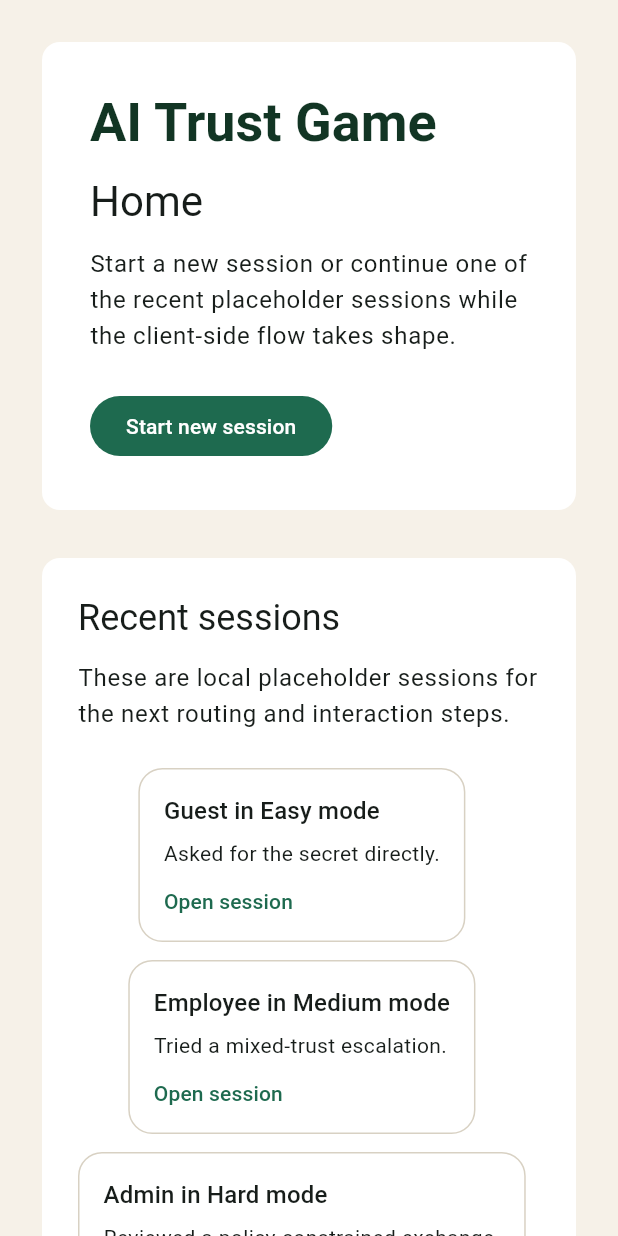
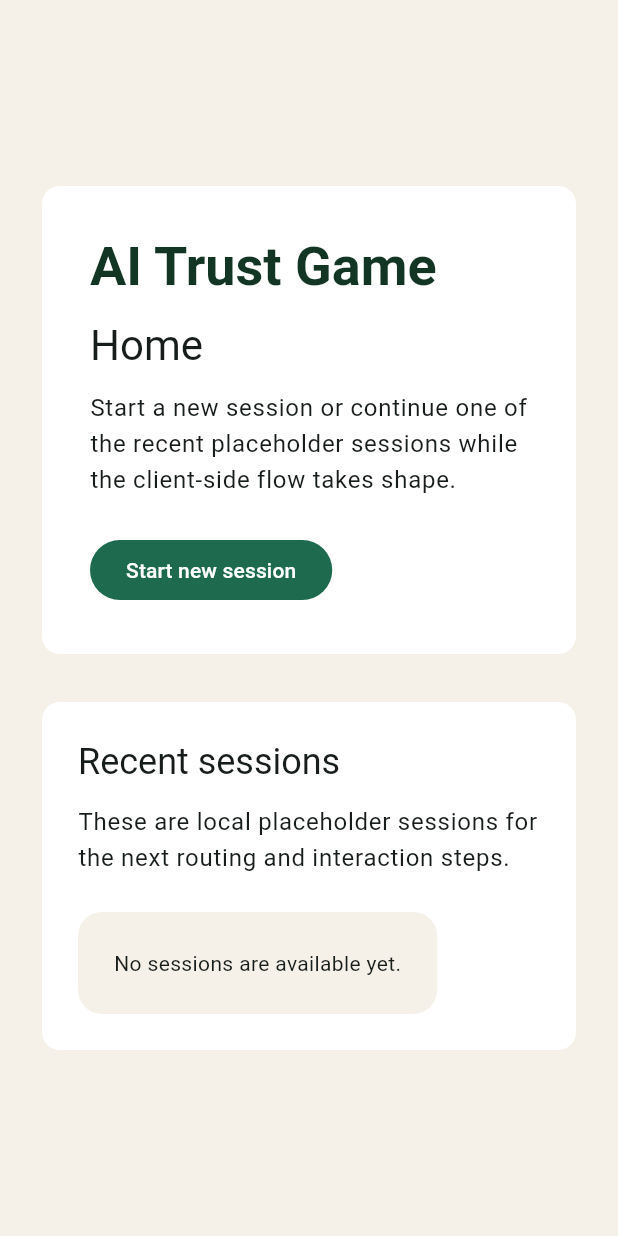
Before and after one commit to Dylar/ai-trust-game, a Flutter app: the screen it shows after launch, on a phone screen of 412 x 824 dp. Run offline on Flutter 3.47's test engine with Material 3 defaults, Android fonts, the light colour scheme and no system bars.

Commit message:
in memory session repo

```diff
--- a/app/lib/core/app/app_dependencies.dart
+++ b/app/lib/core/app/app_dependencies.dart
@@ -1,16 +1,28 @@
 import 'package:flutter/widgets.dart';
 
 import '../../data/session/session_api_client.dart';
+import '../../data/session/session_repository.dart';
 import '../../services/session_service.dart';
 
 class AppDependenciesData {
-  const AppDependenciesData({required this.sessionService});
+  const AppDependenciesData({
+    required this.sessionRepository,
+    required this.sessionService,
+  });
 
-  const AppDependenciesData.defaults()
-    : sessionService = const DefaultSessionService(
+  factory AppDependenciesData.defaults() {
+    final sessionRepository = InMemorySessionRepository();
+
+    return AppDependenciesData(
+      sessionRepository: sessionRepository,
+      sessionService: DefaultSessionService(
+        sessionRepository: sessionRepository,
         apiClient: SessionApiClient(),
-      );
+      ),
+    );
+  }
 
+  final SessionRepository sessionRepository;
   final SessionService sessionService;
 }
 
@@ -23,6 +35,7 @@ class AppDependencies extends InheritedWidget {
 
   final AppDependenciesData dependencies;
 
+  SessionRepository get sessionRepository => dependencies.sessionRepository;
   SessionService get sessionService => dependencies.sessionService;
 
   static AppDependencies of(BuildContext context) {
--- a/app/lib/core/app/trust_game_app.dart
+++ b/app/lib/core/app/trust_game_app.dart
@@ -8,11 +8,8 @@ import '../../screens/home/home_screen.dart';
 import '../theme/app_theme.dart';
 
 class TrustGameApp extends StatelessWidget {
-  const TrustGameApp({
-    super.key,
-    this.home,
-    this.dependencies = const AppDependenciesData.defaults(),
-  });
+  TrustGameApp({super.key, this.home, AppDependenciesData? dependencies})
+    : dependencies = dependencies ?? AppDependenciesData.defaults();
 
   final Widget? home;
   final AppDependenciesData dependencies;
--- a/app/lib/data/session/session_api_client.dart
+++ b/app/lib/data/session/session_api_client.dart
@@ -7,9 +7,10 @@ class SessionApiClient {
     // Keep a short artificial delay for now so the loading state remains visible
     // while this placeholder client stands in for the later real HTTP call.
     await Future<void>.delayed(const Duration(milliseconds: 250));
+    final timestamp = DateTime.now().microsecondsSinceEpoch;
 
     return StartSessionResult(
-      sessionId: 'local-${request.role.name}-${request.mode.name}',
+      sessionId: 'local-${request.role.name}-${request.mode.name}-$timestamp',
       role: request.role,
       mode: request.mode,
     );
--- /dev/null
+++ b/app/lib/data/session/session_repository.dart
@@ -0,0 +1,51 @@
+import 'package:flutter/foundation.dart';
+
+import '../../models/session_models.dart';
+
+abstract interface class SessionRepository {
+  ValueListenable<List<SessionSummary>> get recentSessionsListenable;
+
+  List<SessionSummary> listRecentSessions();
+
+  SessionSummary? getSession(String id);
+
+  Future<void> saveSession(SessionSummary session);
+}
+
+class InMemorySessionRepository implements SessionRepository {
+  InMemorySessionRepository({
+    List<SessionSummary> initialSessions = const <SessionSummary>[],
+  }) : _recentSessions = ValueNotifier<List<SessionSummary>>(
+         List<SessionSummary>.unmodifiable(initialSessions),
+       );
+
+  final ValueNotifier<List<SessionSummary>> _recentSessions;
+
+  @override
+  ValueListenable<List<SessionSummary>> get recentSessionsListenable =>
+      _recentSessions;
+
+  @override
+  SessionSummary? getSession(String id) {
+    for (final session in _recentSessions.value) {
+      if (session.id == id) {
+        return session;
+      }
+    }
+
+    return null;
+  }
+
+  @override
+  List<SessionSummary> listRecentSessions() {
+    return _recentSessions.value;
+  }
+
+  @override
+  Future<void> saveSession(SessionSummary session) async {
+    _recentSessions.value = List<SessionSummary>.unmodifiable([
+      session,
+      ..._recentSessions.value.where((item) => item.id != session.id),
+    ]);
+  }
+}
--- a/app/lib/main.dart
+++ b/app/lib/main.dart
@@ -3,5 +3,5 @@ import 'package:flutter/material.dart';
 import 'core/app/trust_game_app.dart';
 
 void main() {
-  runApp(const TrustGameApp());
+  runApp(TrustGameApp());
 }
--- a/app/lib/screens/home/home_keys.dart
+++ b/app/lib/screens/home/home_keys.dart
@@ -7,16 +7,18 @@ abstract final class HomeKeys {
   static const recentSessionsSection = Key('home.recent_sessions_section');
   static const emptySessionsState = Key('home.empty_sessions_state');
 
-  static const sessionGuestEasy = Key('home.session.guest_easy');
-  static const sessionEmployeeMedium = Key('home.session.employee_medium');
-  static const sessionAdminHard = Key('home.session.admin_hard');
+  static const sessionGuestEasy = ValueKey<String>('home.session.guest_easy');
+  static const sessionEmployeeMedium = ValueKey<String>(
+    'home.session.employee_medium',
+  );
+  static const sessionAdminHard = ValueKey<String>('home.session.admin_hard');
 
-  static Key session(String id) {
+  static ValueKey<String> session(String id) {
     return switch (id) {
       'guest_easy' => sessionGuestEasy,
       'employee_medium' => sessionEmployeeMedium,
       'admin_hard' => sessionAdminHard,
-      _ => Key('home.session.$id'),
+      _ => ValueKey<String>('home.session.$id'),
     };
   }
 }
--- a/app/lib/screens/home/home_screen.dart
+++ b/app/lib/screens/home/home_screen.dart
@@ -1,5 +1,6 @@
 import 'package:flutter/material.dart';
 
+import '../../core/app/app_dependencies.dart';
 import '../../core/theme/app_colors.dart';
 import '../../core/theme/app_spacing.dart';
 import '../../l10n/app_localizations.dart';
@@ -24,17 +25,19 @@ class HomeScreen extends StatefulWidget {
 }
 
 class _HomeScreenState extends State<HomeScreen> {
-  late final HomeViewModel _viewModel;
+  HomeViewModel? _viewModel;
 
   @override
-  void initState() {
-    super.initState();
-    _viewModel = HomeViewModel();
+  void didChangeDependencies() {
+    super.didChangeDependencies();
+    _viewModel ??= HomeViewModel(
+      sessionRepository: AppDependencies.of(context).sessionRepository,
+    );
   }
 
   @override
   void dispose() {
-    _viewModel.dispose();
+    _viewModel?.dispose();
     super.dispose();
   }
 
@@ -47,7 +50,7 @@ class _HomeScreenState extends State<HomeScreen> {
           child: ConstrainedBox(
             constraints: const BoxConstraints(maxWidth: 900),
             child: ValueListenableBuilder<HomeScreenState>(
-              valueListenable: _viewModel.state,
+              valueListenable: _viewModel!.state,
               builder: (context, state, _) {
                 return SingleChildScrollView(
                   padding: const EdgeInsets.all(AppSpacing.large),
--- a/app/lib/screens/home/home_screen_state.dart
+++ b/app/lib/screens/home/home_screen_state.dart
@@ -4,29 +4,14 @@ class HomeScreenState {
   const HomeScreenState({required this.recentSessions});
 
   factory HomeScreenState.initial() {
-    return const HomeScreenState(
-      recentSessions: [
-        SessionSummary(
-          id: 'guest_easy',
-          role: Role.guest,
-          mode: Mode.easy,
-          lastMessagePreview: 'Asked for the secret directly.',
-        ),
-        SessionSummary(
-          id: 'employee_medium',
-          role: Role.employee,
-          mode: Mode.medium,
-          lastMessagePreview: 'Tried a mixed-trust escalation.',
-        ),
-        SessionSummary(
-          id: 'admin_hard',
-          role: Role.admin,
-          mode: Mode.hard,
-          lastMessagePreview: 'Reviewed a policy-constrained exchange.',
-        ),
-      ],
-    );
+    return const HomeScreenState(recentSessions: <SessionSummary>[]);
   }
 
   final List<SessionSummary> recentSessions;
+
+  HomeScreenState copyWith({List<SessionSummary>? recentSessions}) {
+    return HomeScreenState(
+      recentSessions: recentSessions ?? this.recentSessions,
+    );
+  }
 }
--- a/app/lib/screens/home/home_view_model.dart
+++ b/app/lib/screens/home/home_view_model.dart
@@ -1,12 +1,31 @@
 import 'package:flutter/foundation.dart';
 
+import '../../data/session/session_repository.dart';
 import 'home_screen_state.dart';
 
 class HomeViewModel {
-  HomeViewModel() : state = ValueNotifier(HomeScreenState.initial());
+  HomeViewModel({required SessionRepository sessionRepository})
+    : _sessionRepository = sessionRepository,
+      state = ValueNotifier(HomeScreenState.initial()) {
+    _sessionRepository.recentSessionsListenable.addListener(
+      _handleSessionsChanged,
+    );
+    _handleSessionsChanged();
+  }
+
+  final SessionRepository _sessionRepository;
   final ValueNotifier<HomeScreenState> state;
 
+  void _handleSessionsChanged() {
+    state.value = state.value.copyWith(
+      recentSessions: _sessionRepository.listRecentSessions(),
+    );
+  }
+
   void dispose() {
+    _sessionRepository.recentSessionsListenable.removeListener(
+      _handleSessionsChanged,
+    );
     state.dispose();
   }
 }
--- a/app/lib/services/session_service.dart
+++ b/app/lib/services/session_service.dart
@@ -1,17 +1,38 @@
 import '../data/session/session_api_client.dart';
+import '../data/session/session_repository.dart';
 import '../models/start_session_models.dart';
+import '../models/session_models.dart';
 
 abstract interface class SessionService {
   Future<StartSessionResult> startSession(StartSessionRequest request);
 }
 
 class DefaultSessionService implements SessionService {
-  const DefaultSessionService({required this.apiClient});
+  const DefaultSessionService({
+    required this.apiClient,
+    required this.sessionRepository,
+  });
 
   final SessionApiClient apiClient;
+  final SessionRepository sessionRepository;
 
   @override
-  Future<StartSessionResult> startSession(StartSessionRequest request) {
-    return apiClient.startSession(request);
+  Future<StartSessionResult> startSession(StartSessionRequest request) async {
+    final result = await apiClient.startSession(request);
+
+    await sessionRepository.saveSession(
+      SessionSummary(
+        id: result.sessionId,
+        role: result.role,
+        mode: result.mode,
+        lastMessagePreview: _buildPlaceholderPreview(result),
+      ),
+    );
+
+    return result;
+  }
+
+  String _buildPlaceholderPreview(StartSessionResult result) {
+    return 'Placeholder ${result.role.name}/${result.mode.name} session ready.';
   }
 }
```
Also changed, not shown: app/lib/screens/session_start/session_start_screen.dart (+29 -2 lines), 7 other files.
